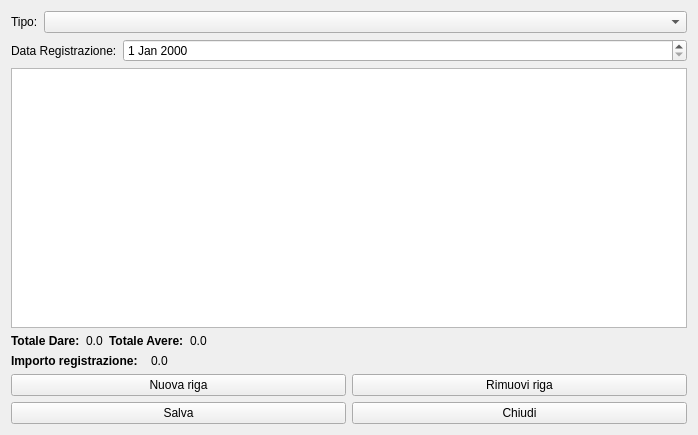
The window that cregistrazione.ui (fblabs/cimiapp2) describes before a commit, drawn with Qt 5.
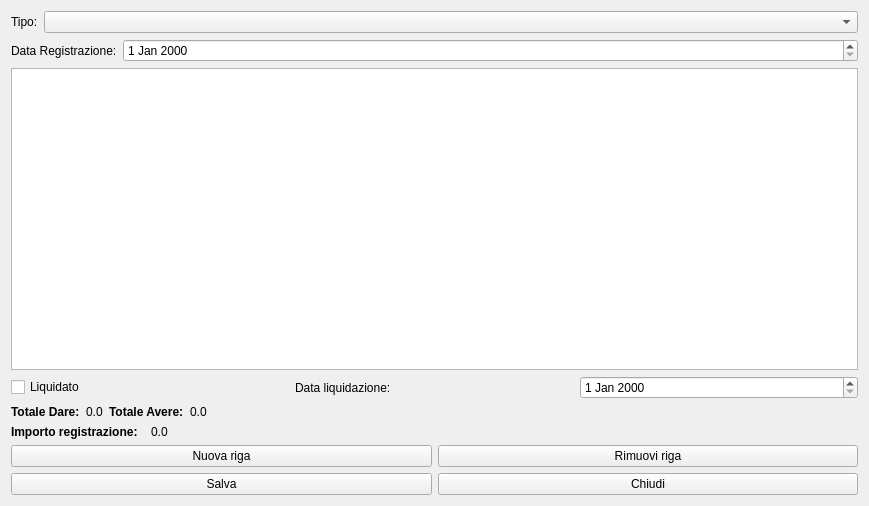
The same window after the commit. Icons and pictures are not drawn.

Patch:
```diff
--- a/cregistrazione.ui
+++ b/cregistrazione.ui
@@ -6,8 +6,8 @@
    <rect>
     <x>0</x>
     <y>0</y>
-    <width>698</width>
-    <height>435</height>
+    <width>869</width>
+    <height>506</height>
    </rect>
   </property>
   <property name="windowTitle">
@@ -71,6 +71,27 @@
        </attribute>
       </widget>
      </item>
+     <item>
+      <layout class="QHBoxLayout" name="horizontalLayout_4">
+       <item>
+        <widget class="QCheckBox" name="cbLiquidato">
+         <property name="text">
+          <string>Liquidato</string>
+         </property>
+        </widget>
+       </item>
+       <item>
+        <widget class="QLabel" name="label_6">
+         <property name="text">
+          <string>Data liquidazione:</string>
+         </property>
+        </widget>
+       </item>
+       <item>
+        <widget class="QDateEdit" name="dataliq"/>
+       </item>
+      </layout>
+     </item>
      <item>
       <layout class="QVBoxLayout" name="verticalLayout_2">
        <item>
```
